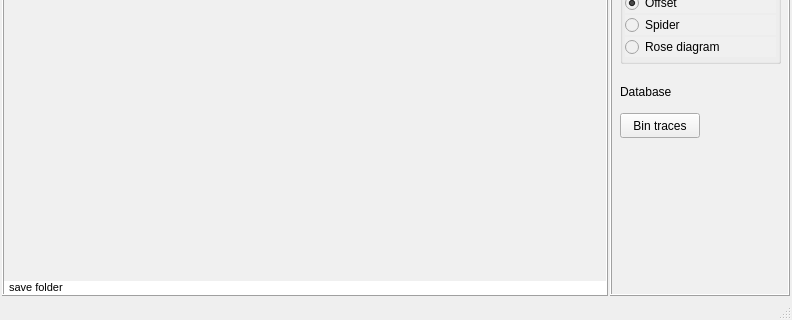
Qt form plugins/bin_select/binning_plots.ui (bvermeulen/QGIS) before a commit; both pictures show x 0 to 792 and y 288 to 608 of the 792 by 608 pixel window.
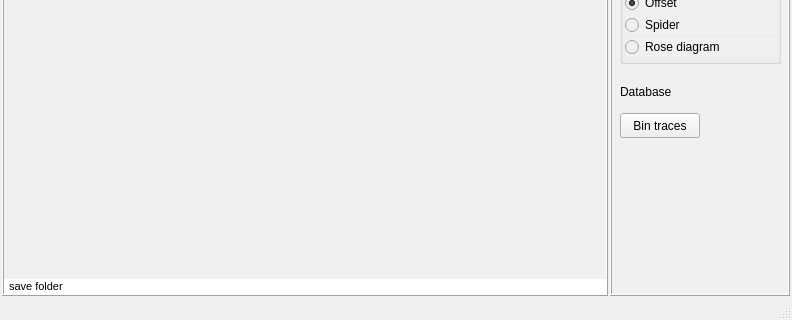
The same form after that commit.

Commit message: implement resizing

```diff
--- a/plugins/bin_select/binning_plots.ui
+++ b/plugins/bin_select/binning_plots.ui
@@ -51,9 +51,9 @@
     <item>
      <widget class="QFrame" name="PlotFrame">
       <property name="sizePolicy">
-       <sizepolicy hsizetype="Expanding" vsizetype="Expanding">
-        <horstretch>1</horstretch>
-        <verstretch>0</verstretch>
+       <sizepolicy hsizetype="Preferred" vsizetype="Preferred">
+        <horstretch>0</horstretch>
+        <verstretch>1</verstretch>
        </sizepolicy>
       </property>
       <property name="minimumSize">
@@ -77,7 +77,7 @@
       <property name="midLineWidth">
        <number>0</number>
       </property>
-      <layout class="QVBoxLayout" name="LeftLayout">
+      <layout class="QVBoxLayout" name="LeftLayout" stretch="0,1">
        <property name="spacing">
         <number>0</number>
        </property>
@@ -192,6 +192,24 @@
        </item>
        <item>
         <widget class="QLabel" name="SaveFolderLabel">
+         <property name="sizePolicy">
+          <sizepolicy hsizetype="Preferred" vsizetype="Preferred">
+           <horstretch>0</horstretch>
+           <verstretch>0</verstretch>
+          </sizepolicy>
+         </property>
+         <property name="maximumSize">
+          <size>
+           <width>16777215</width>
+           <height>15</height>
+          </size>
+         </property>
+         <property name="baseSize">
+          <size>
+           <width>0</width>
+           <height>0</height>
+          </size>
+         </property>
          <property name="font">
           <font>
            <pointsize>8</pointsize>
```
The commit also changes 2 other files.
